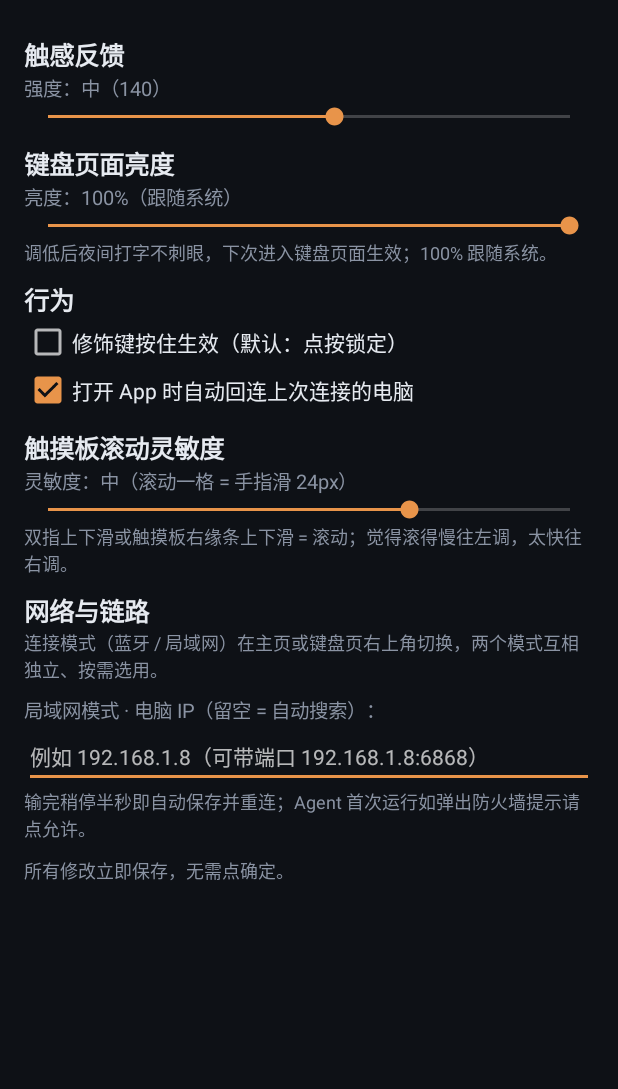
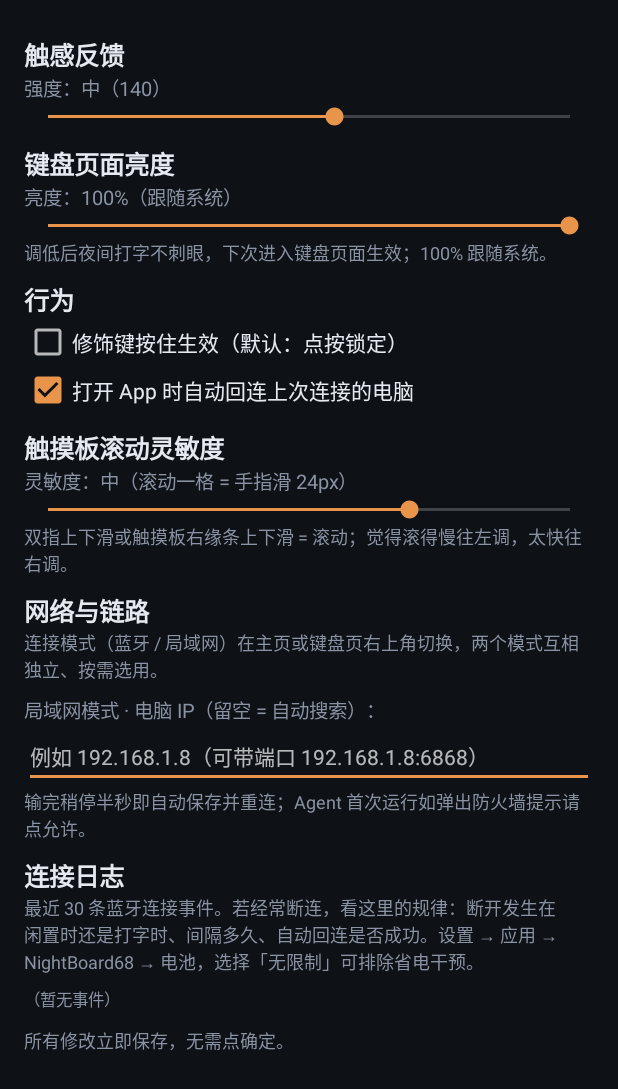
Before and after one commit to elysia395/NightBoard68, an Android app: the SettingsActivity screen opened directly, with no data from a screen before it, on a phone screen of 412 x 824 dp. Shown: the top 1089 px of the screen. Run offline under Robolectric (Android 15) with nearby library versions, the light colour scheme and no system bars; network calls fail.

Commit message:
feat(bt): auto-reconnect after host loss + connection event log in Settings
- 断连后手机侧按 3s/8s/20s/40s 递增间隔主动回连（此前只能靠 Windows
  自动回连或手动点「检查」），任一侧连上即停
- 设置页新增「连接日志」：最近 30 条蓝牙连接事件（注册/连接/断开/
  回连尝试），用于诊断断连规律（闲置断 vs 使用中断、回连是否成功）
- 仅事件记录与回连调度，不影响 HID 报告路径

```diff
--- a/app/src/main/java/com/nightboard/keyboard68/SettingsActivity.kt
+++ b/app/src/main/java/com/nightboard/keyboard68/SettingsActivity.kt
@@ -190,6 +190,20 @@ class SettingsActivity : Activity() {
         box.addView(hint("输完稍停半秒即自动保存并重连；Agent 首次运行如弹出防火墙提示请点允许。"))
         gap((10 * dp).toInt())
 
+        // ---------- 连接日志（诊断蓝牙断连） ----------
+        box.addView(title("连接日志"))
+        box.addView(hint("最近 30 条蓝牙连接事件。若经常断连，看这里的规律：断开发生在闲置时还是打字时、"
+            + "间隔多久、自动回连是否成功。设置 → 应用 → NightBoard68 → 电池，选择「无限制」可排除省电干预。"))
+        box.addView(TextView(this).apply {
+            textSize = 11f
+            setTextColor(Color.parseColor("#8A93A3"))
+            typeface = Typeface.MONOSPACE
+            text = (application as App).hid.connLogLines().joinToString("\n").ifEmpty { "（暂无事件）" }
+        }, LinearLayout.LayoutParams(
+            ViewGroup.LayoutParams.MATCH_PARENT, ViewGroup.LayoutParams.WRAP_CONTENT
+        ).also { it.topMargin = (8 * dp).toInt() })
+        gap((10 * dp).toInt())
+
         box.addView(hint("所有修改立即保存，无需点确定。"))
     }
 
```
Also changed, not shown: app/src/main/java/com/nightboard/keyboard68/HidKeyboard.kt (+75 -8 lines).
